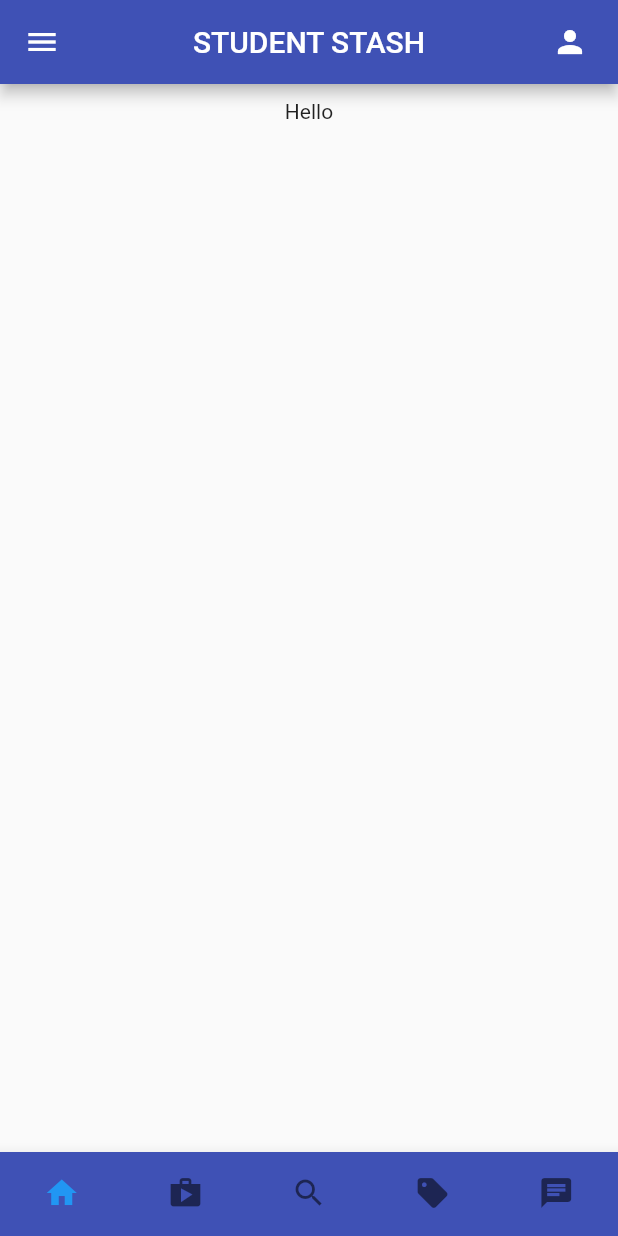
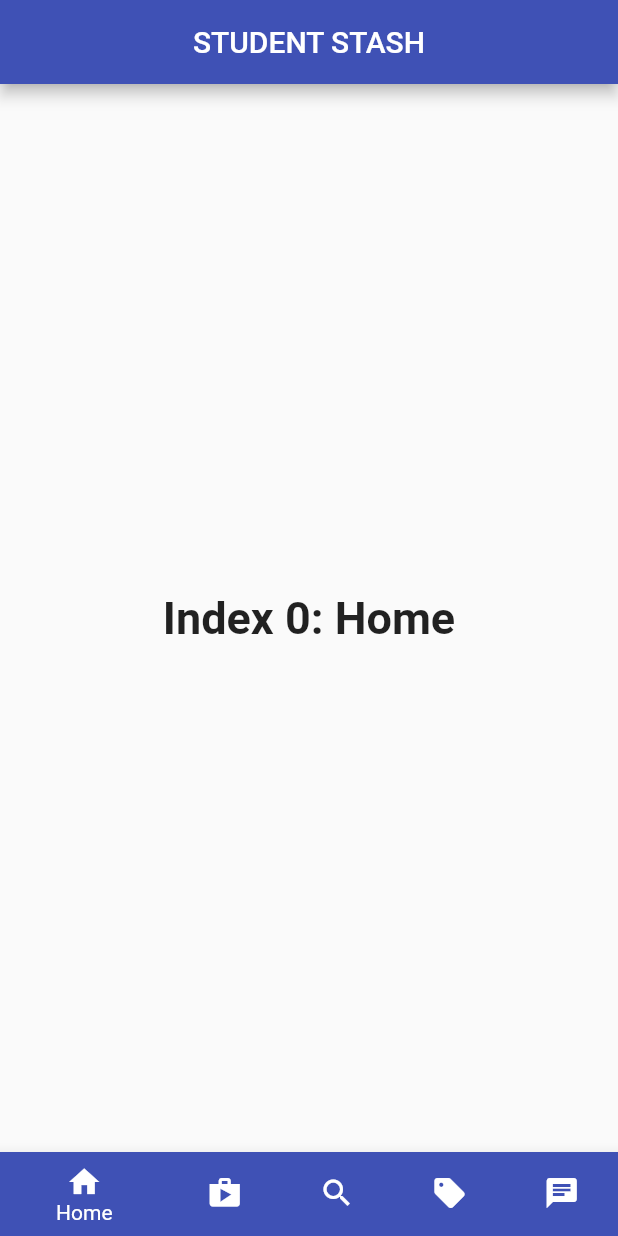
Before and after one commit to CMPE133-Group-Project/student_stash, a Flutter app: the screen it shows after launch, on a phone screen of 412 x 824 dp. Run offline on Flutter 3.47's test engine with Material 2 defaults, Android fonts, the phone set to English and light mode, and no system bars.

Commit message:
Restructured main.dart to separate into different functions, and changed the BottomNavigationBar

```diff
--- a/lib/main.dart
+++ b/lib/main.dart
@@ -1,91 +1,102 @@
 import 'package:flutter/material.dart';
 
-void main() {
-  runApp(const MyApp());
-}
+void main() => runApp(const MyApp());
 
 class MyApp extends StatelessWidget {
   const MyApp({super.key});
 
-  // This widget is the root of your application.
   @override
   Widget build(BuildContext context) {
+    return const MaterialApp(
+      home: HomePage(),
+    );
+  }
+}
 
-    return MaterialApp(
+class HomePage extends StatefulWidget {
+  const HomePage({super.key});
 
-      home: Scaffold(
+  @override
+  State<HomePage> createState() =>
+      _HomePageState();
+}
 
+class _HomePageState
+    extends State<HomePage> {
+  int _selectedIndex = 0;
+  static const TextStyle optionStyle =
+  TextStyle(fontSize: 30, fontWeight: FontWeight.bold);
+  static const List<Widget> _widgetOptions = <Widget>[
+    Text(
+      'Index 0: Home',
+      style: optionStyle,
+    ),
+    Text(
+      'Index 1: Shop',
+      style: optionStyle,
+    ),
+    Text(
+      'Index 2: Search',
+      style: optionStyle,
+    ),
+    Text(
+      'Index 3: Sell',
+      style: optionStyle,
+    ),
+    Text(
+      'Index 4: Chat',
+      style: optionStyle,
+    ),
+  ];
+
+  void _onItemTapped(int index) {
+    setState(() {
+      _selectedIndex = index;
+    });
+  }
+
+  @override
+  Widget build(BuildContext context) {
+    return Scaffold(
       appBar: AppBar(
-
+        title: const Text('STUDENT STASH'),
+        backgroundColor: Colors.indigo,
         centerTitle: true,
-          backgroundColor: Colors.indigo,
-          title: const Text('STUDENT STASH'),
-
-          leading: GestureDetector(
-            onTap: () {},
-            child: Icon(Icons.menu,),
       ),
-
-          actions: <Widget>[
-            Padding(
-              padding: EdgeInsets.only(right: 20.0),
-              child: GestureDetector(
-                onTap: () {},
-                child: Icon( Icons.person, ),
-              )
-            )
-          ]
-
+      body: Center(
+        child: _widgetOptions.elementAt(_selectedIndex),
       ),
-
       bottomNavigationBar: BottomNavigationBar(
-
         items: const <BottomNavigationBarItem>[
-
           BottomNavigationBarItem(
             icon: Icon(Icons.home),
             label: 'Home',
+            backgroundColor: Colors.indigo,
           ),
-
           BottomNavigationBarItem(
             icon: Icon(Icons.shop),
             label: 'Shop',
+            backgroundColor: Colors.indigo,
           ),
-
           BottomNavigationBarItem(
             icon: Icon(Icons.search),
             label: 'Search',
+            backgroundColor: Colors.indigo,
           ),
-
           BottomNavigationBarItem(
             icon: Icon(Icons.sell),
             label: 'Sell',
+            backgroundColor: Colors.indigo,
           ),
-
           BottomNavigationBarItem(
             icon: Icon(Icons.chat),
             label: 'Chat',
-            ),
-
-          ],
-
-          type: BottomNavigationBarType.fixed,
-          showSelectedLabels: false,
-          showUnselectedLabels: false,
             backgroundColor: Colors.indigo,
           ),
-
-        body: Column(
-          children: [
-            const Center(
-              child: Padding(
-                child: Text('Hello'),
-                padding: EdgeInsets.all(10),
-              )
-
-            )
-          ]
-        ),
+        ],
+        currentIndex: _selectedIndex,
+        selectedItemColor: Colors.white,
+        onTap: _onItemTapped,
       ),
     );
   }
```
Lines whose indentation alone changed are shown as unchanged.
